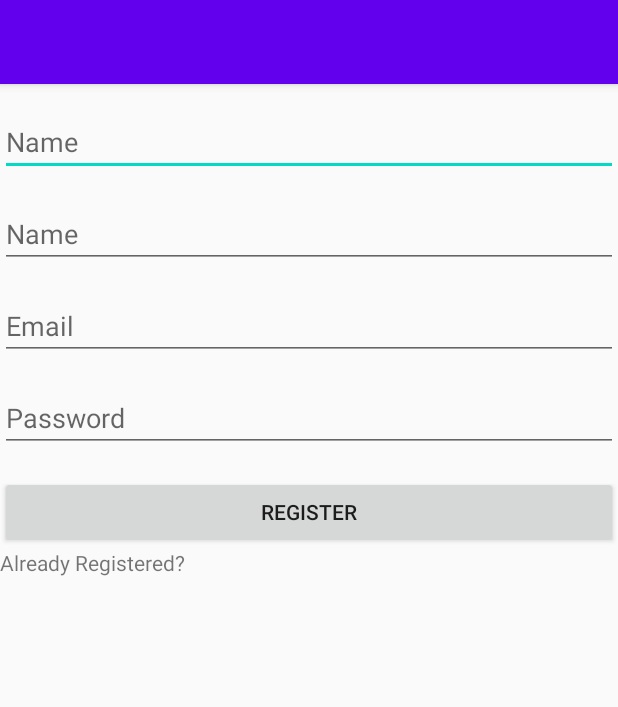
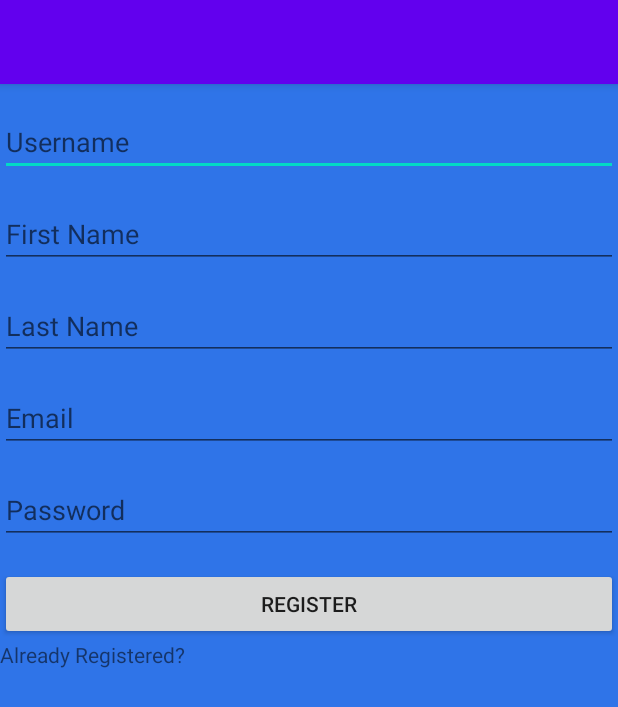
Before and after one commit to matankzr/weGive, an Android app: the RegisterActivity screen opened directly, with no data from a screen before it, after a tap on "REGISTER", on a phone screen of 412 x 824 dp. Shown: the top 707 px of the screen. Run offline under Robolectric (Android 15) with nearby library versions, the phone set to English and light mode, and no system bars; our stand-ins replace Firebase (no records; nobody signed in at launch, a user with empty details on screens opened directly).

```diff
--- a/app/build.gradle
+++ b/app/build.gradle
@@ -38,4 +38,7 @@ dependencies {
     testImplementation 'junit:junit:4.12'
     androidTestImplementation 'androidx.test.ext:junit:1.1.1'
     androidTestImplementation 'androidx.test.espresso:espresso-core:3.2.0'
+    implementation 'androidx.cardview:cardview:1.0.0'
+    implementation "androidx.recyclerview:recyclerview:1.1.0"
+
 }
--- a/app/src/main/java/com/example/wegive/RegisterActivity.kt
+++ b/app/src/main/java/com/example/wegive/RegisterActivity.kt
@@ -44,8 +44,14 @@ class RegisterActivity : AppCompatActivity() {
 
     fun onRegisterClicked(view: View) {
         //Validation checking
+        if (TextUtils.isEmpty(et_userName.text.toString())){
+            Toast.makeText(applicationContext,"Enter Username!",Toast.LENGTH_LONG).show()
+        }
+        if(TextUtils.isEmpty(et_firstName.text.toString())){
+            Toast.makeText(applicationContext,"Enter First name!",Toast.LENGTH_LONG).show()
+        }
         if(TextUtils.isEmpty(et_lastName.text.toString())){
-            Toast.makeText(applicationContext,"Enter Username!",Toast.LENGTH_LONG).show()
+            Toast.makeText(applicationContext,"Enter Last name!",Toast.LENGTH_LONG).show()
         }
         if(TextUtils.isEmpty(et_email_registerActvity.text.toString())){
             Toast.makeText(applicationContext,"Enter email address!",Toast.LENGTH_LONG).show()
@@ -84,7 +90,7 @@ class RegisterActivity : AppCompatActivity() {
 
                     //Creating a new user
                     //val myUser=User(et_lastName.text.toString(),emailAddress!!)
-                    val myUser = User(et_firstName.text.toString(), et_lastName.text.toString(),emailAddress!!)
+                    val myUser = User(et_userName.text.toString(), et_firstName.text.toString(), et_lastName.text.toString(),emailAddress!!)
 
                     //Writing data into database using setValue() method
                     //mFirebaseDatabase!!.child(userId!!).setValue(myUser)
--- a/app/src/main/java/com/example/wegive/User.kt
+++ b/app/src/main/java/com/example/wegive/User.kt
@@ -11,6 +11,8 @@ class User{
     var totalAmountGiven: Int = 0
     var myCoins: Int = 0
     var TotalDonations: Int = 0
+    lateinit var userName: String
+
 // Total amount given
     //Number of donations made
     //Number of causes donated to
@@ -23,7 +25,8 @@ class User{
 
     }
 
-    constructor(firstName: String, lastName: String, email: String){
+    constructor(userName: String, firstName: String, lastName: String, email: String){
+        this.userName = userName
         this.firstName = firstName
         this.lastName = lastName
         this.email = email
--- a/app/src/main/res/layout/activity_login.xml
+++ b/app/src/main/res/layout/activity_login.xml
@@ -4,7 +4,7 @@
     xmlns:tools="http://schemas.android.com/tools"
     android:layout_width="match_parent"
     android:layout_height="match_parent"
-    android:background="#3074e6"
+    android:background="#2F74E8"
     tools:context=".LoginScreen">
 
 
--- a/app/src/main/res/layout/activity_register.xml
+++ b/app/src/main/res/layout/activity_register.xml
@@ -1,31 +1,40 @@
 <?xml version="1.0" encoding="utf-8"?>
-<LinearLayout
-    xmlns:android="http://schemas.android.com/apk/res/android"
+<LinearLayout xmlns:android="http://schemas.android.com/apk/res/android"
     xmlns:app="http://schemas.android.com/apk/res-auto"
     xmlns:tools="http://schemas.android.com/tools"
     android:layout_width="match_parent"
     android:layout_height="match_parent"
+    android:layout_gravity="center"
+    android:background="#2F74E8"
     android:orientation="vertical"
-    android:layout_gravity="center"
     tools:context=".RegisterActivity">
 
     <EditText
+        android:id="@+id/et_userName"
+        android:layout_width="match_parent"
+        android:layout_height="wrap_content"
         android:layout_marginTop="16dp"
+        android:ems="10"
+        android:hint="Username"
+        android:inputType="textPersonName" />
+
+    <EditText
         android:id="@+id/et_firstName"
         android:layout_width="match_parent"
         android:layout_height="wrap_content"
+        android:layout_marginTop="16dp"
         android:ems="10"
-        android:inputType="textPersonName"
-        android:hint="Name" />
+        android:hint="First Name"
+        android:inputType="textPersonName" />
 
     <EditText
-        android:layout_marginTop="16dp"
         android:id="@+id/et_lastName"
         android:layout_width="match_parent"
         android:layout_height="wrap_content"
+        android:layout_marginTop="16dp"
         android:ems="10"
-        android:inputType="textPersonName"
-        android:hint="Name" />
+        android:hint="Last Name"
+        android:inputType="textPersonName" />
 
     <EditText
         android:id="@+id/et_email_registerActvity"
@@ -37,19 +46,19 @@
         android:inputType="textEmailAddress" />
 
     <EditText
-        android:layout_marginTop="16dp"
         android:id="@+id/et_password_registerActvity"
         android:layout_width="match_parent"
         android:layout_height="wrap_content"
+        android:layout_marginTop="16dp"
         android:ems="10"
         android:hint="Password"
         android:inputType="textPassword" />
 
     <Button
-        android:layout_marginTop="16dp"
         android:id="@+id/btn_register"
         android:layout_width="match_parent"
         android:layout_height="wrap_content"
+        android:layout_marginTop="16dp"
         android:onClick="onRegisterClicked"
         android:text="Register" />
 
@@ -65,6 +74,6 @@
         android:layout_height="40dp"
         android:layout_gravity="center"
         android:layout_margin="8dp"
-        android:visibility="gone"/>
+        android:visibility="gone" />
 
 </LinearLayout>
```
Also changed, not shown: app/src/main/java/com/example/wegive/SettingsAccount.kt (+50 -0 lines), app/src/main/java/com/example/wegive/SettingsPage.kt (+1 -10 lines), app/src/main/java/com/example/wegive/WalletPage.kt (+15 -0 lines), app/src/main/res/layout/account_settings.xml (+4 -8 lines), app/src/main/res/layout/activity_wallet_page.xml (+7 -7 lines).
